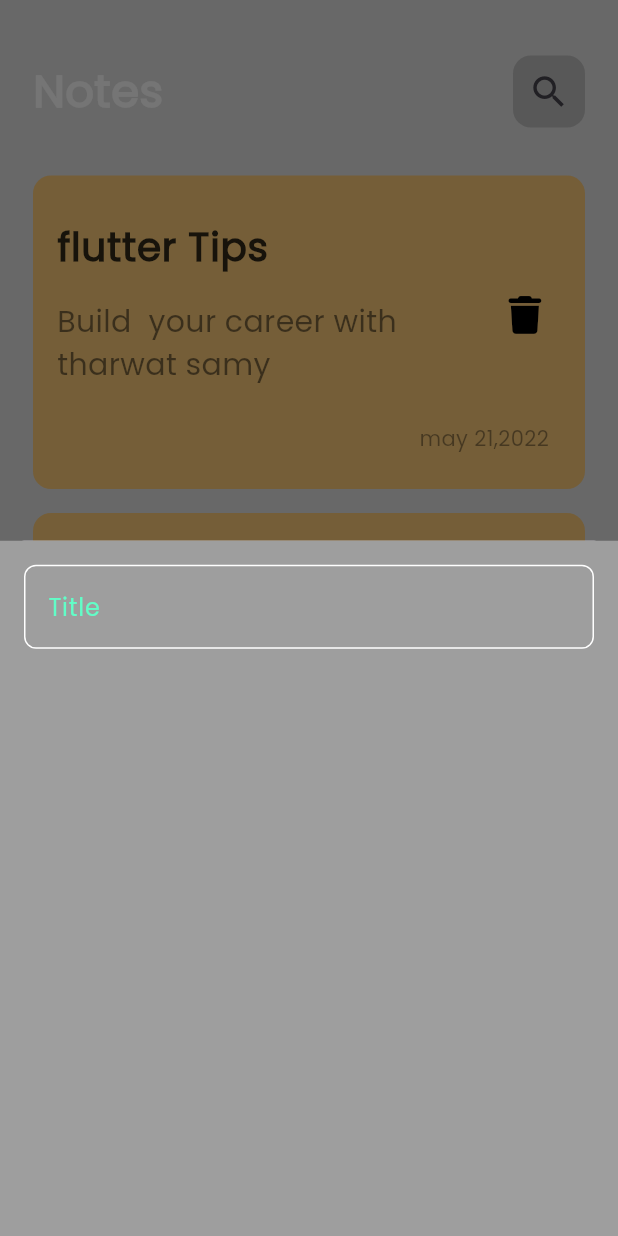
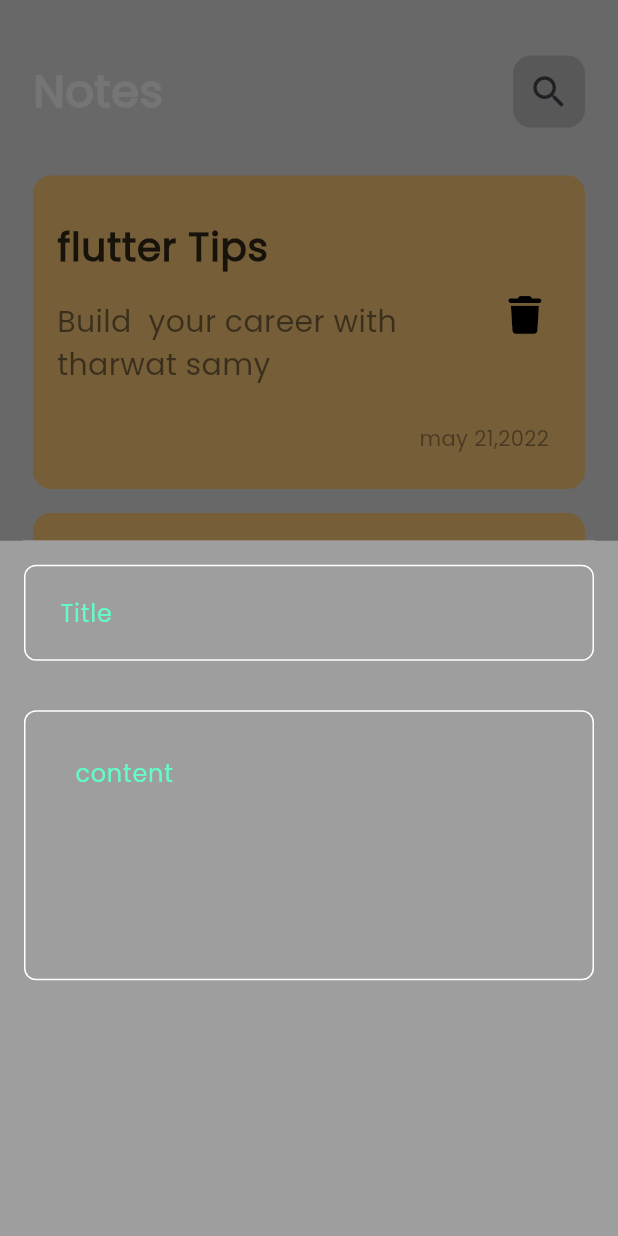
Before and after one commit to AAhmedTarekElshamy/notes_app, a Flutter app: the screen it shows after launch, after a tap on the "add" icon, on a phone screen of 412 x 824 dp. Run offline on Flutter 3.47's test engine with Material 3 defaults, Android fonts, the phone set to English and light mode, and no system bars; our stand-ins replace font_awesome_flutter.

Commit message:
add fields to bottom sheet

```diff
--- a/lib/views/widgets/add_note_bottom_sheet.dart
+++ b/lib/views/widgets/add_note_bottom_sheet.dart
@@ -16,7 +16,18 @@ class AddNoteBottomSheet extends StatelessWidget {
           SizedBox(
             height: 16,
           ),
-          CustomTextField(),
+          CustomTextField(
+            hintText: 'Title',
+            contentPadding: 20,
+           ),
+          SizedBox(
+            height: 33,
+          ),
+          CustomTextField(
+            hintText: 'content',
+            maxLines: 5,
+            contentPadding: 30,
+          )
         ],
 
       ),
--- a/lib/views/widgets/custom_text_field.dart
+++ b/lib/views/widgets/custom_text_field.dart
@@ -2,14 +2,18 @@ import 'package:flutter/material.dart';
 
 import 'constants.dart';
 class CustomTextField extends StatelessWidget {
-  const CustomTextField({super.key});
-
+  const CustomTextField({super.key, required this.hintText, this.maxLines = 1, required this.contentPadding});
+   final String hintText;
+   final int maxLines ;
+   final double contentPadding;
   @override
   Widget build(BuildContext context) {
     return TextField(
+      maxLines: maxLines,
       cursorColor: KPrimaryColor,
       decoration: InputDecoration(
-        hintText: 'Title',
+        contentPadding: EdgeInsets.all(contentPadding),
+        hintText: hintText,
         hintStyle:TextStyle(color: KPrimaryColor),
         border:  buildBorder(),
         enabledBorder: buildBorder(),
```
